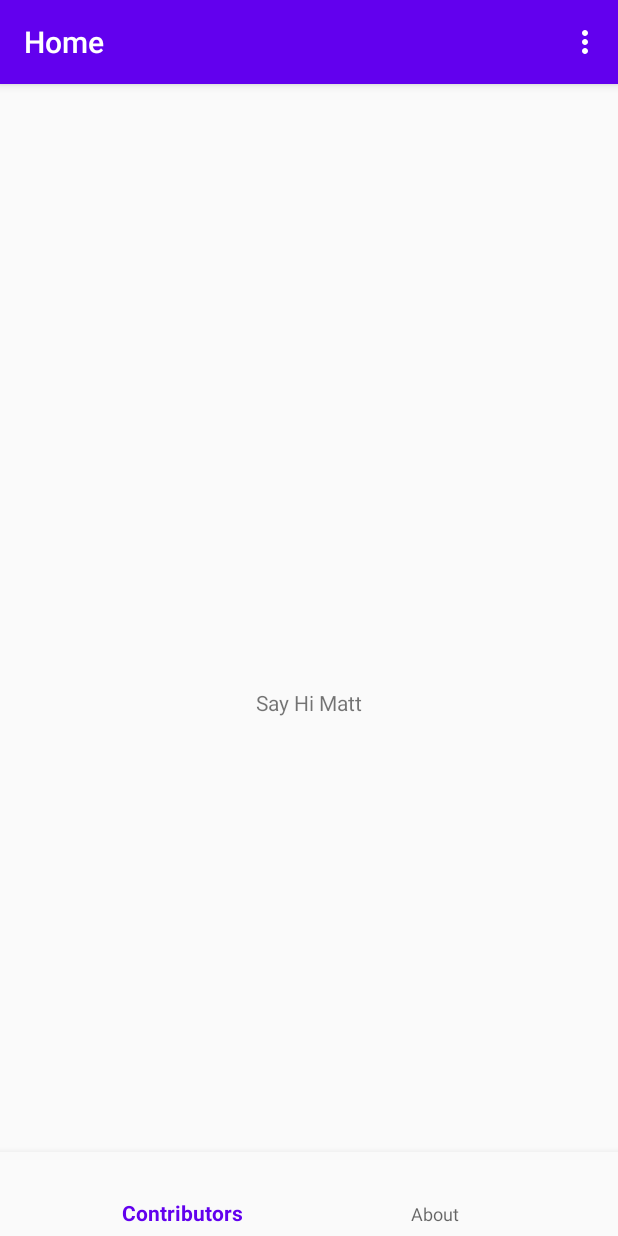
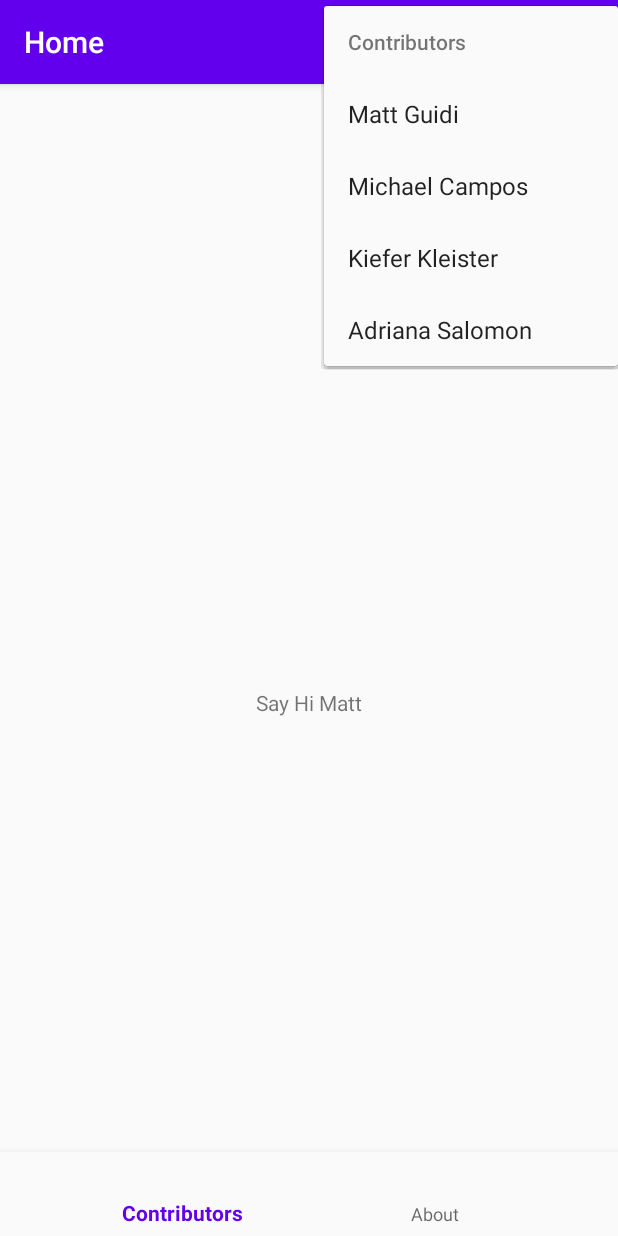
Before and after one commit to sayhimatt/SB-Hackathon-2020, an Android app: the MainActivity screen opened directly, with no data from a screen before it, in the options menu, after a tap on "Contributors", on a phone screen of 412 x 824 dp. Run offline under Robolectric (Android 15) with nearby library versions, the phone set to English and light mode, and no system bars; our stand-ins replace navigation-ui.

Commit message:
Added menu bar

```diff
--- a/QuickClips/app/src/main/java/com/fourstooges/quickclips/MainActivity.java
+++ b/QuickClips/app/src/main/java/com/fourstooges/quickclips/MainActivity.java
@@ -34,19 +34,24 @@ public class MainActivity extends AppCompatActivity {
     @Override
     public boolean onCreateOptionsMenu(Menu menu) {
         MenuInflater inflater = getMenuInflater();
-        inflater.inflate(R.menu.bottom_nav_menu, menu);
+        inflater.inflate(R.menu.about_menu, menu );
         return true;
     }
 
     @Override
     public boolean onOptionsItemSelected(MenuItem item) {
-        // Handle item selection
         switch (item.getItemId()) {
-            case R.id.item_contributors:
-//                addSomething();
+            case R.id.contributors:
                 return true;
-            case R.id.item_about:
-//                startSettings();
+            case R.id.about:
+                return true;
+            case R.id.guidi:
+                return true;
+            case R.id.campos:
+                return true;
+            case R.id.kleister:
+                return true;
+            case R.id.salomon:
                 return true;
             default:
                 return super.onOptionsItemSelected(item);
--- /dev/null
+++ b/QuickClips/app/src/main/res/menu/about_menu.xml
@@ -0,0 +1,27 @@
+<?xml version="1.0" encoding="utf-8"?>
+<menu xmlns:android="http://schemas.android.com/apk/res/android"
+    xmlns:app="http://schemas.android.com/apk/res-auto">
+
+    <item android:id="@+id/contributors"
+        app:showAsAction="never"
+        android:title="Contributors">
+
+        <menu>
+            <item android:id="@+id/guidi"
+                android:title="Matt Guidi" />
+            <item android:id="@+id/campos"
+                android:title="Michael Campos" />
+            <item android:id="@+id/kleister"
+                android:title="Kiefer Kleister" />
+            <item android:id="@+id/salomon"
+                android:title="Adriana Salomon" />
+        </menu>
+
+    </item>
+
+    <item android:id="@+id/about"
+        app:showAsAction="never"
+        android:title="About" />
+
+
+</menu>
```
